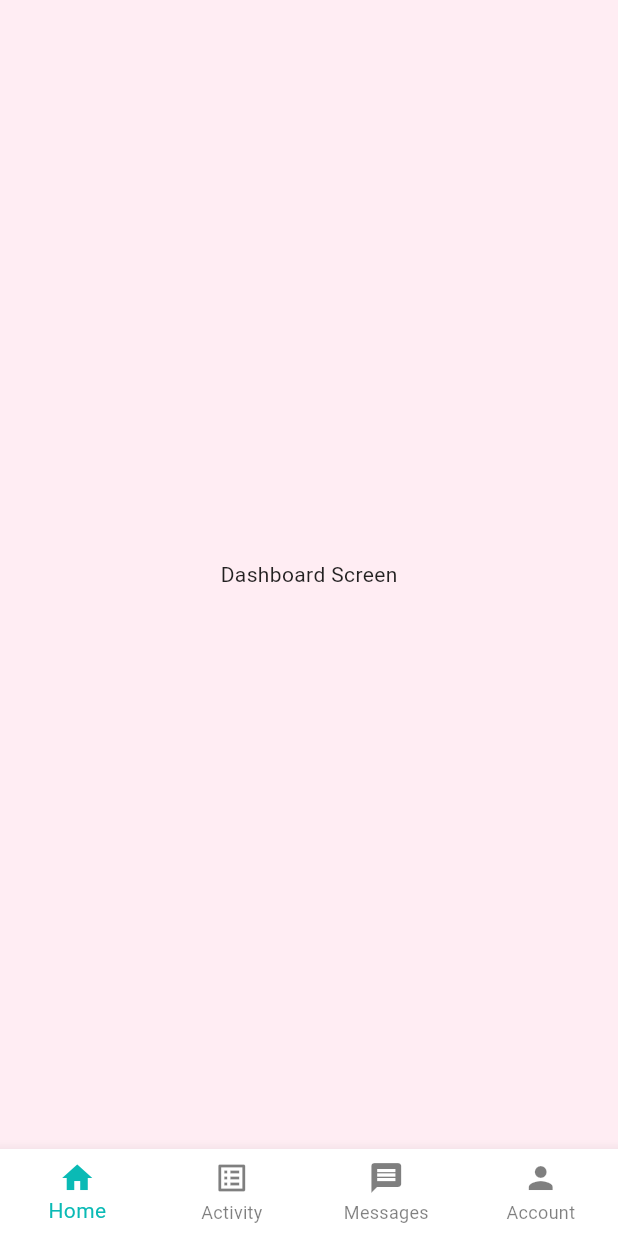
After one commit to dummbroke/hatud_express_passenger, a Flutter app: the MainScreen screen opened directly, on a phone screen of 412 x 824 dp. The commit adds this screen. Run offline on Flutter 3.47's test engine with Material 3 defaults, Android fonts, the phone set to English and light mode, and no system bars; our stand-ins replace pinput.

Commit message:
Navigation Screens are added

```diff
--- a/lib/ui/register_screen.dart
+++ b/lib/ui/auth/register_screen.dart
@@ -1,6 +1,6 @@
 import 'package:flutter/material.dart';
-import 'package:hatud_express_passenger/ui/sms_verification_screen.dart';
-import '../theme/theme.dart';
+import 'package:hatud_express_passenger/ui/auth/sms_verification_screen.dart';
+import '../../theme/theme.dart';
 
 class RegisterScreen extends StatelessWidget {
   const RegisterScreen({super.key});
@@ -105,7 +105,7 @@ class RegisterScreen extends StatelessWidget {
                   padding: const EdgeInsets.symmetric(vertical: 18),
                   shape: RoundedRectangleBorder(
                     borderRadius: BorderRadius.circular(24),
-                  )
+                  ),
                 ),
                 child: const Text('log In'),
               ),
--- a/lib/ui/signup_screen.dart
+++ b/lib/ui/auth/signup_screen.dart
@@ -1,7 +1,7 @@
 import 'package:flutter/material.dart';
 import 'package:hatud_express_passenger/theme/theme.dart';
-import 'package:hatud_express_passenger/ui/login_screen.dart';
-import 'package:hatud_express_passenger/ui/register_screen.dart';
+import 'package:hatud_express_passenger/ui/auth/login_screen.dart';
+import 'package:hatud_express_passenger/ui/auth/register_screen.dart';
 
 class SignUpScreen extends StatelessWidget {
   const SignUpScreen({super.key});
--- a/lib/ui/sms_verification_screen.dart
+++ b/lib/ui/auth/sms_verification_screen.dart
@@ -1,6 +1,6 @@
 import 'package:flutter/material.dart';
 import 'package:hatud_express_passenger/theme/theme.dart';
-import 'package:hatud_express_passenger/ui/register_name_screen.dart';
+import 'package:hatud_express_passenger/ui/auth/register_name_screen.dart';
 import 'package:pinput/pinput.dart';
 
 class SmsVerificationScreen extends StatefulWidget {
--- /dev/null
+++ b/lib/ui/navigation/dashboard_screen.dart
@@ -0,0 +1,14 @@
+import 'package:flutter/material.dart';
+
+class DashboardScreen extends StatelessWidget {
+  const DashboardScreen({super.key});
+
+  @override
+  Widget build(BuildContext context) {
+    return Scaffold(
+      body: Center(
+          child: Text('Dashboard Screen')
+      ),
+    );
+  }
+}
--- /dev/null
+++ b/lib/ui/navigation/main_screen.dart
@@ -0,0 +1,61 @@
+import 'package:flutter/material.dart';
+import 'account_screen.dart';
+import 'activity_screen.dart';
+import 'dashboard_screen.dart';
+import 'messages_screen.dart';
+
+class MainScreen extends StatefulWidget {
+  const MainScreen({super.key});
+
+  @override
+  State<MainScreen> createState() => _MainScreenState();
+}
+
+class _MainScreenState extends State<MainScreen> {
+  int _selectedIndex = 0;
+
+  static const List<Widget> _widgetOptions = <Widget>[
+    DashboardScreen(),
+    ActivityScreen(),
+    MessagesScreen(),
+    AccountScreen(),
+  ];
+
+  void _onItemTapped(int index) {
+    setState(() {
+      _selectedIndex = index;
+    });
+  }
+
+  @override
+  Widget build(BuildContext context) {
+    return Scaffold(
+      body: Center(
+        child: _widgetOptions.elementAt(_selectedIndex),
+      ),
+      bottomNavigationBar: BottomNavigationBar(
+        items: const <BottomNavigationBarItem>[
+          BottomNavigationBarItem(
+            icon: Icon(Icons.home),
+            label: 'Home',
+          ),
+          BottomNavigationBarItem(
+            icon: Icon(Icons.list_alt),
+            label: 'Activity',
+          ),
+          BottomNavigationBarItem(
+            icon: Icon(Icons.message),
+            label: 'Messages',
+          ),
+          BottomNavigationBarItem(
+            icon: Icon(Icons.person),
+            label: 'Account',
+          ),
+        ],
+        currentIndex: _selectedIndex,
+        onTap: _onItemTapped,
+        type: BottomNavigationBarType.fixed,
+      ),
+    );
+  }
+}
```
Also changed, not shown: lib/main.dart (+5 -4 lines), lib/ui/auth/register_name_screen.dart (renamed from lib/ui/register_name_screen.dart, +6 -7 lines), lib/ui/navigation/account_screen.dart (added, +14 -0 lines), lib/ui/navigation/activity_screen.dart (added, +14 -0 lines), lib/ui/navigation/messages_screen.dart (added, +14 -0 lines), lib/ui/navigation/settings_screen.dart (added, +14 -0 lines), assets/icons/ic_messages.png (added), assets/icons/ic_nav_history.png (added), assets/icons/ic_nav_home.png (added), assets/icons/ic_nav_profile.png (added), lib/ui/auth/login_screen.dart (renamed from lib/ui/login_screen.dart).
